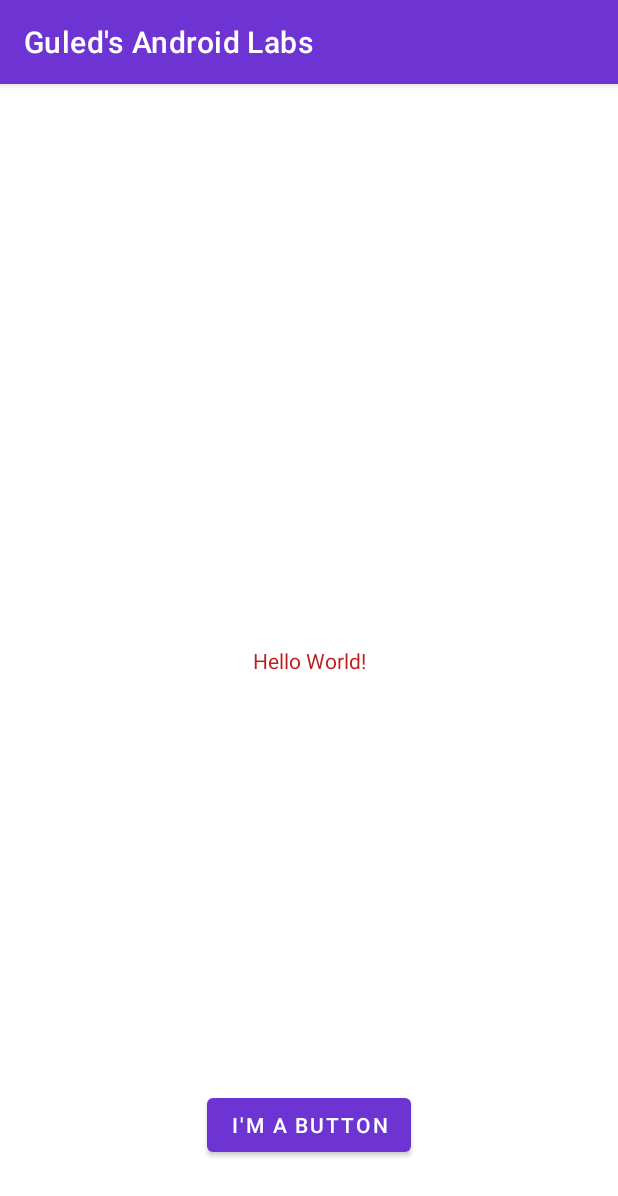
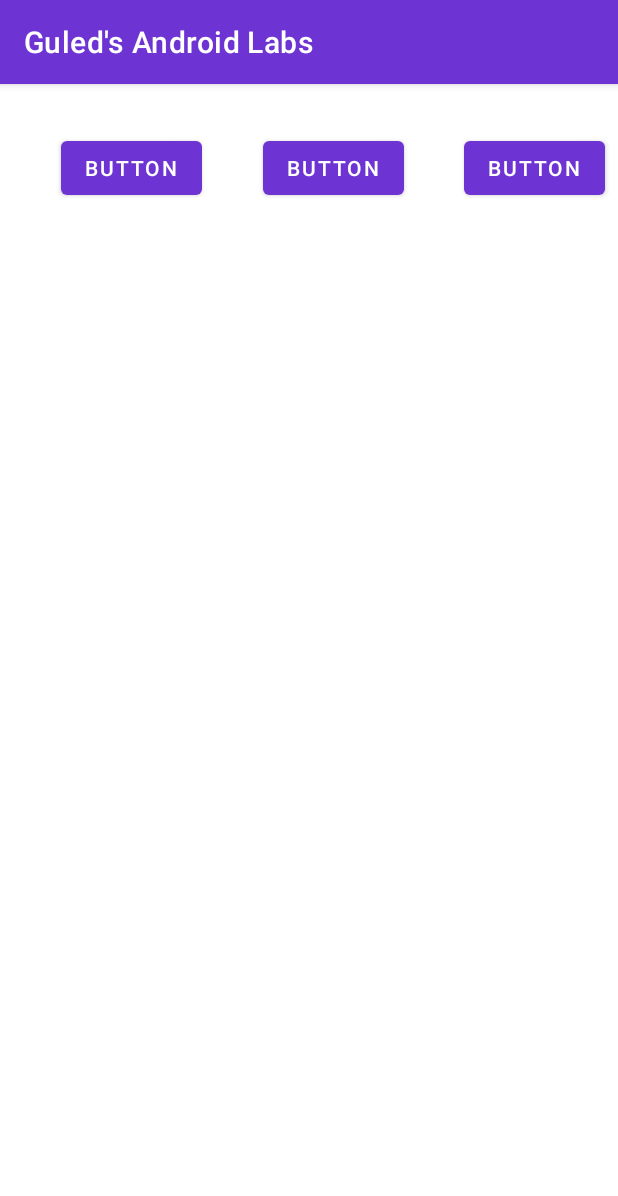
Before and after one commit to Nur00076/Guleds_Android_Labs, an Android app: the screen it shows after launch (MainActivity), on a phone screen of 412 x 824 dp. Shown: the top 1196 px of the screen. Run offline under Robolectric (Android 15) with nearby library versions, the phone set to English and light mode, and no system bars.

Commit message:
8th commit: Finished step 2 of lab 3

```diff
--- a/app/src/main/res/layout/activity_main.xml
+++ b/app/src/main/res/layout/activity_main.xml
@@ -6,23 +6,37 @@
     android:layout_height="match_parent"
     tools:context=".MainActivity">
 
-    <TextView
+    <Button
+        android:id="@+id/button2"
         android:layout_width="wrap_content"
         android:layout_height="wrap_content"
-        android:text="@string/hello_message"
-        app:layout_constraintBottom_toBottomOf="parent"
-        app:layout_constraintEnd_toEndOf="parent"
+        android:layout_marginStart="32dp"
+        android:layout_marginTop="32dp"
+        android:text="Button"
+        app:layout_constraintEnd_toStartOf="@+id/button3"
+        app:layout_constraintHorizontal_bias="0.5"
         app:layout_constraintStart_toStartOf="parent"
         app:layout_constraintTop_toTopOf="parent" />
 
     <Button
+        android:id="@+id/button3"
         android:layout_width="wrap_content"
         android:layout_height="wrap_content"
-        android:layout_marginBottom="50dp"
-        android:text="@string/button_message"
-        app:layout_constraintBottom_toBottomOf="parent"
+        android:layout_marginStart="32dp"
+        android:text="Button"
+        app:layout_constraintEnd_toStartOf="@+id/button4"
+        app:layout_constraintHorizontal_bias="0.5"
+        app:layout_constraintStart_toEndOf="@+id/button2"
+        app:layout_constraintTop_toTopOf="@+id/button2" />
+
+    <Button
+        android:id="@+id/button4"
+        android:layout_width="wrap_content"
+        android:layout_height="wrap_content"
+        android:layout_marginStart="32dp"
+        android:text="Button"
         app:layout_constraintEnd_toEndOf="parent"
         app:layout_constraintHorizontal_bias="0.5"
-        app:layout_constraintStart_toStartOf="parent" />
-
+        app:layout_constraintStart_toEndOf="@+id/button3"
+        app:layout_constraintTop_toTopOf="@+id/button3" />
 </androidx.constraintlayout.widget.ConstraintLayout>
```
